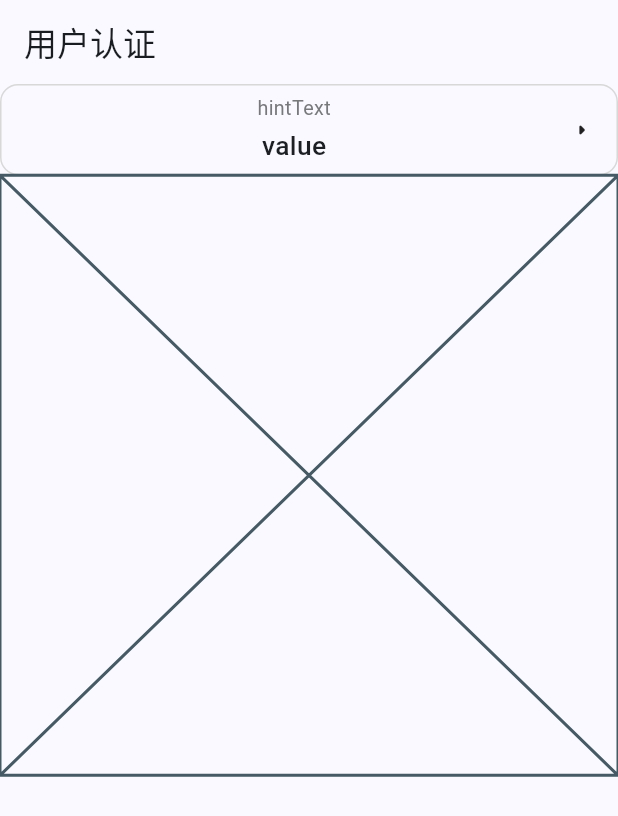
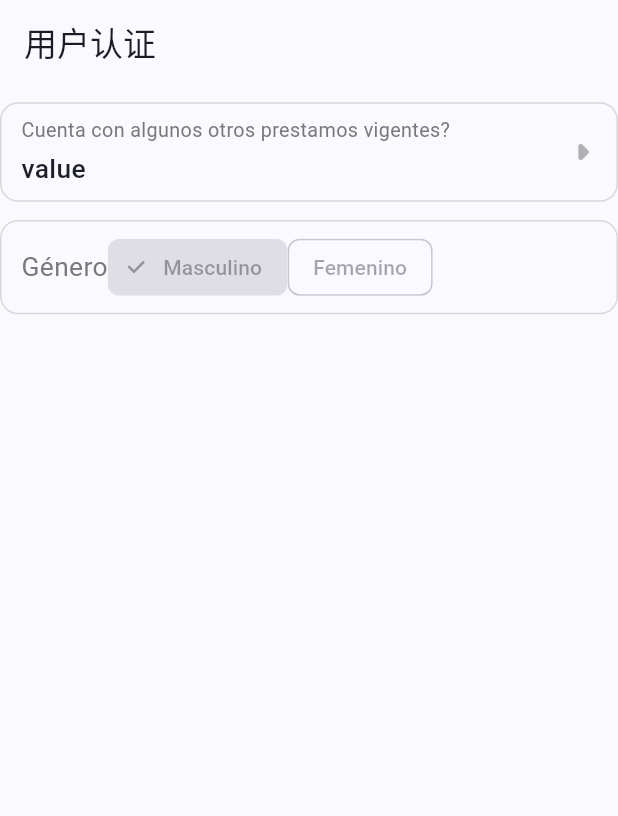
Before and after one commit to EchoDongYu/flutter_echo, a Flutter app: the SubmitPage screen opened by its route, on a phone screen of 412 x 824 dp. Shown: the top 816 px of the screen. Run offline on Flutter 3.47's test engine with Material 3 defaults, Android fonts, the light colour scheme and no system bars; our stand-ins replace device_info_plus, dio, flutter_screenutil, fluttertoast, go_router, package_info_plus and 3 more; accounts and stored records are empty.

Commit message:
Framework 优化

```diff
--- a/lib/main.dart
+++ b/lib/main.dart
@@ -61,6 +61,7 @@ class MyApp extends StatelessWidget {
             theme: AppTheme.lightTheme,
             darkTheme: AppTheme.darkTheme,
             locale: const Locale('es', 'GT'),
+            debugShowCheckedModeBanner: false,
           ),
         );
       },
--- a/lib/pages/login/login_code_page.dart
+++ b/lib/pages/login/login_code_page.dart
@@ -199,9 +199,9 @@ class _LoginCodePageState extends State<LoginCodePage> {
     return Container(
       margin: EdgeInsets.only(top: 36.h),
       padding: EdgeInsets.fromLTRB(16.w, 28.h, 16.w, 40.h),
-      decoration: BoxDecoration(
+      decoration: const BoxDecoration(
         color: Colors.white,
-        borderRadius: BorderRadius.circular(20.r),
+        borderRadius: BorderRadius.all(Radius.circular(20)),
         boxShadow: NowStyles.cardShadows,
       ),
       child: Column(
@@ -317,7 +317,7 @@ class _LoginCodePageState extends State<LoginCodePage> {
         color: hasValue
             ? NowColors.c0xFF3288F1
             : (isActive ? NowColors.c0xFFEFF7FF : Colors.white),
-        borderRadius: BorderRadius.circular(56.r),
+        borderRadius: const BorderRadius.all(Radius.circular(56)),
         border: hasValue
             ? null
             : Border.all(
--- a/lib/pages/login/login_phone_page.dart
+++ b/lib/pages/login/login_phone_page.dart
@@ -139,9 +139,9 @@ class _LoginPhonePageState extends State<LoginPhonePage> {
     return Container(
       margin: EdgeInsets.only(top: 36.h),
       padding: EdgeInsets.fromLTRB(16.w, 28.h, 16.w, 40.h),
-      decoration: BoxDecoration(
+      decoration: const BoxDecoration(
         color: Colors.white,
-        borderRadius: BorderRadius.circular(20.r),
+        borderRadius: BorderRadius.all(Radius.circular(20)),
         boxShadow: NowStyles.cardShadows,
       ),
       child: Column(
@@ -295,6 +295,7 @@ class _LoginPhonePageState extends State<LoginPhonePage> {
                       child: Container(
                         width: 18.w,
                         height: 18.w,
+                        alignment: Alignment.center,
                         decoration: BoxDecoration(
                           color: NowColors.c0xFFB0B1B2,
                           shape: BoxShape.circle,
--- a/lib/pages/submit/submit_page.dart
+++ b/lib/pages/submit/submit_page.dart
@@ -1,6 +1,7 @@
 import 'package:flutter/material.dart';
 import 'package:flutter_echo/ui/widgets/step_check_field.dart';
 import 'package:flutter_echo/ui/widgets/step_select_field.dart';
+import 'package:flutter_screenutil/flutter_screenutil.dart';
 
 /// 认证页面
 class SubmitPage extends StatelessWidget {
@@ -12,12 +13,22 @@ class SubmitPage extends StatelessWidget {
       appBar: AppBar(title: const Text('用户认证')),
       body: Column(
         children: [
+          SizedBox(height: 12.h),
           StepSelectField(
             onSelect: (value) {},
+            hintText: 'Cuenta con algunos otros prestamos vigentes? ',
             value: 'value',
-            hintText: 'hintText',
+            isError: false,
           ),
-          StepCheckField(),
+          SizedBox(height: 12.h),
+          StepCheckField(
+            onCheck: (value) {},
+            hintText: 'Género',
+            items: ['Masculino', 'Femenino'],
+            value: 0,
+            isError: false,
+          ),
+          SizedBox(height: 12.h),
         ],
       ),
     );
--- a/lib/ui/dialog_helper.dart
+++ b/lib/ui/dialog_helper.dart
@@ -56,7 +56,7 @@ class DialogHelper {
   }
 
   /// 显示图形验证码弹窗
-  static Future<String?> showCaptchaDialog(BuildContext context) {
+  static Future<String?> showCaptchaDialog({required BuildContext context}) {
     return showModalBottomSheet<String>(
       context: context,
       enableDrag: false,
--- a/lib/ui/dialogs/prompt_dialog.dart
+++ b/lib/ui/dialogs/prompt_dialog.dart
@@ -45,7 +45,9 @@ class _PromptDialogState extends State<PromptDialog> {
       alignment: Alignment.center,
       backgroundColor: Colors.white,
       insetPadding: EdgeInsets.symmetric(horizontal: 24.w),
-      shape: RoundedRectangleBorder(borderRadius: BorderRadius.circular(20.r)),
+      shape: const RoundedRectangleBorder(
+        borderRadius: BorderRadius.all(Radius.circular(20)),
+      ),
       child: Padding(
         padding: EdgeInsets.fromLTRB(16.w, 32.h, 16.w, 24.h),
         child: Column(
--- a/lib/ui/widgets/step_check_field.dart
+++ b/lib/ui/widgets/step_check_field.dart
@@ -1,10 +1,68 @@
 import 'package:flutter/material.dart';
+import 'package:flutter_echo/common/app_theme.dart';
+import 'package:flutter_screenutil/flutter_screenutil.dart';
 
 class StepCheckField extends StatelessWidget {
-  const StepCheckField({super.key});
+  final Function(int) onCheck;
+  final String hintText;
+  final List<String> items;
+  final int? value;
+  final bool isError;
+
+  const StepCheckField({
+    super.key,
+    required this.onCheck,
+    required this.hintText,
+    required this.items,
+    required this.value,
+    required this.isError,
+  });
 
   @override
   Widget build(BuildContext context) {
-    return const Placeholder();
+    return Container(
+      width: double.infinity,
+      constraints: BoxConstraints(minHeight: 60.h),
+      padding: EdgeInsets.symmetric(horizontal: 12.w),
+      decoration: BoxDecoration(
+        borderRadius: const BorderRadius.all(Radius.circular(12)),
+        border: Border.all(
+          color: isError ? NowColors.c0xFFFB4F34 : NowColors.c0xFFD8D8D8,
+          width: 1,
+        ),
+      ),
+      child: Row(
+        children: [
+          Text(
+            hintText,
+            style: TextStyle(
+              fontSize: 16.sp,
+              fontWeight: FontWeight.w400,
+              color: NowColors.c0xFF77797B,
+              height: 24 / 16,
+            ),
+          ),
+          Expanded(
+            child: Container(
+              height: 60.h,
+              alignment: Alignment.centerRight,
+              child: ListView.separated(
+                scrollDirection: Axis.horizontal,
+                itemCount: items.length,
+                separatorBuilder: (context, index) => SizedBox(height: 12.w),
+                itemBuilder: (context, index) {
+                  return InkWell(
+                    child: ChoiceChip(
+                      label: Text(items[index]),
+                      selected: index == value,
+                    ),
+                  );
+                },
+              ),
+            ),
+          ),
+        ],
+      ),
+    );
   }
 }
--- a/lib/ui/widgets/step_select_field.dart
+++ b/lib/ui/widgets/step_select_field.dart
@@ -1,17 +1,20 @@
 import 'package:flutter/material.dart';
 import 'package:flutter_echo/common/app_theme.dart';
+import 'package:flutter_echo/ui/dialog_helper.dart';
 import 'package:flutter_screenutil/flutter_screenutil.dart';
 
 class StepSelectField extends StatefulWidget {
   final Function(String) onSelect;
   final String hintText;
   final String? value;
+  final bool isError;
 
   const StepSelectField({
     super.key,
     required this.onSelect,
     required this.hintText,
-    this.value,
+    required this.value,
+    required this.isError,
   });
 
   @override
@@ -32,26 +35,47 @@ class _StepSelectFieldState extends State<StepSelectField> {
   @override
   Widget build(BuildContext context) {
     return InkWell(
-      onTap: () {
-
+      onTap: () async {
+        _onFocusChanged(true);
+        await DialogHelper.showCaptchaDialog(context: context);
+        _onFocusChanged(false);
       },
+      borderRadius: const BorderRadius.all(Radius.circular(12)),
       child: Container(
         width: double.infinity,
-        height: 60.h,
-        padding: EdgeInsets.symmetric(horizontal: 12.w),
+        constraints: BoxConstraints(minHeight: 60.h),
+        padding: EdgeInsets.only(left: 12.w, right: 4.w),
         decoration: BoxDecoration(
           borderRadius: const BorderRadius.all(Radius.circular(12)),
           border: Border.all(
-            color: _isChoosing ? NowColors.c0xFF3288F1 : NowColors.c0xFFD8D8D8,
+            color: widget.isError
+                ? NowColors.c0xFFFB4F34
+                : _isChoosing
+                ? NowColors.c0xFF3288F1
+                : NowColors.c0xFFD8D8D8,
             width: 1,
           ),
         ),
         child: Row(
           children: [
             Expanded(
-              child: widget.value != null ? _buildFieldValue() : _buildFieldHint(),
+              child: widget.value != null
+                  ? _buildFieldValue()
+                  : Text(
+                      widget.hintText,
+                      style: TextStyle(
+                        fontSize: 16.sp,
+                        fontWeight: FontWeight.w400,
+                        color: NowColors.c0xFF77797B,
+                        height: 24 / 16,
+                      ),
+                    ),
             ),
-            Icon(Icons.arrow_right_rounded, size: 20),
+            Icon(
+              Icons.arrow_right_rounded,
+              color: NowColors.c0xFFB0B1B2,
+              size: 36,
+            ),
           ],
         ),
       ),
@@ -60,9 +84,9 @@ class _StepSelectFieldState extends State<StepSelectField> {
 
   Widget _buildFieldValue() {
     return Column(
-      mainAxisAlignment: MainAxisAlignment.center,
-      mainAxisSize: MainAxisSize.min,
+      crossAxisAlignment: CrossAxisAlignment.start,
       children: [
+        SizedBox(height: 9.h),
         Text(
           widget.hintText,
           style: TextStyle(
@@ -82,19 +106,8 @@ class _StepSelectFieldState extends State<StepSelectField> {
             height: 22 / 16,
           ),
         ),
+        SizedBox(height: 9.h),
       ],
     );
   }
-
-  Widget _buildFieldHint() {
-    return Text(
-      widget.hintText,
-      style: TextStyle(
-        fontSize: 16.sp,
-        fontWeight: FontWeight.w400,
-        color: NowColors.c0xFF77797B,
-        height: 24 / 16,
-      ),
-    );
-  }
 }
```
Also changed, not shown: lib/pages/main/home_page.dart (+17 -18 lines), lib/pages/main/main_page.dart (+6 -2 lines), lib/pages/other/demo_page.dart (+10 -6 lines), lib/ui/dialogs/captcha_dialog.dart (+4 -4 lines), lib/ui/widgets/common_button.dart (+13 -17 lines), lib/ui/widgets/top_bar.dart (+18 -17 lines), assets/images/icon_home_off.png.
